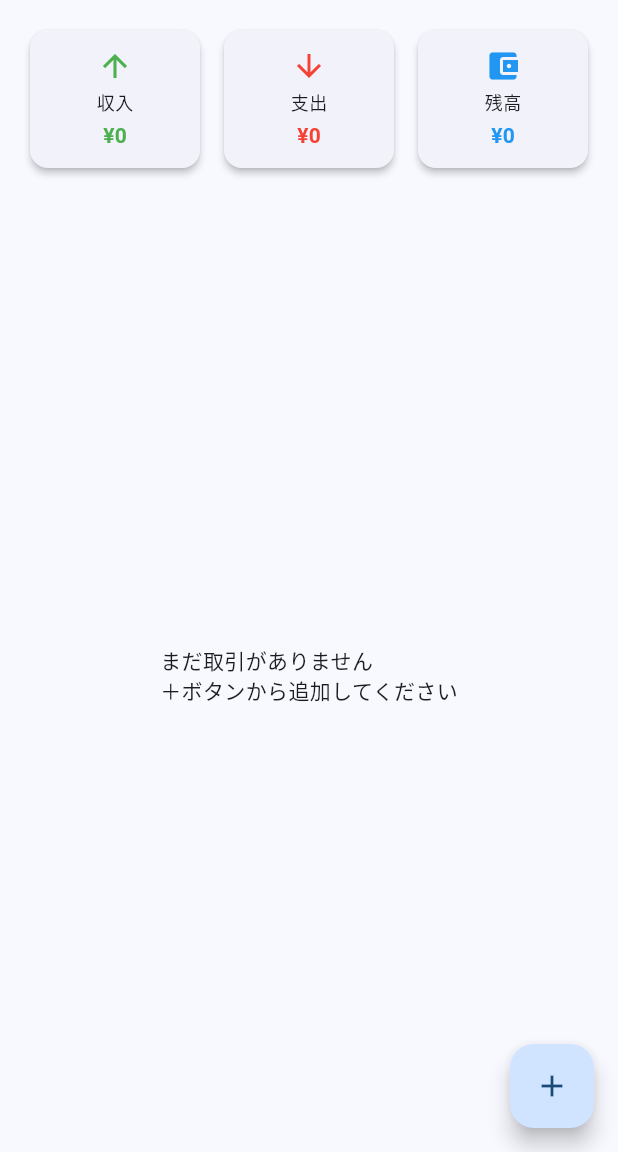
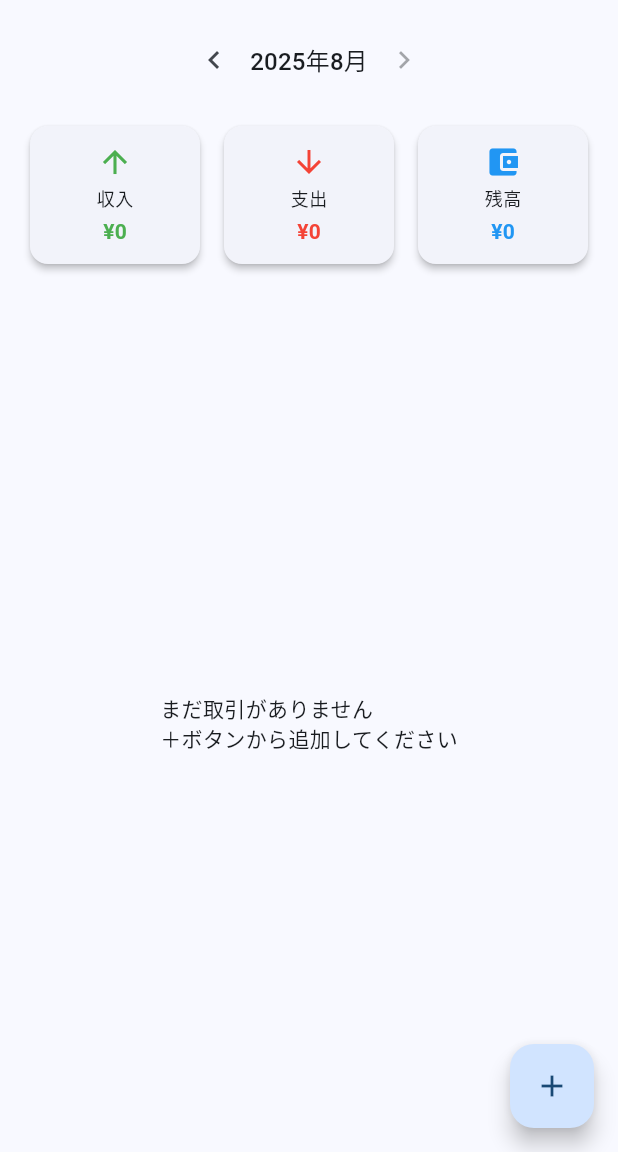
Before and after one commit to A-Minamizuka/kakeibo_app, a Flutter app: the screen it shows after launch, on a phone screen of 412 x 824 dp, the part 84-1236 px from its top. Run offline on Flutter 3.47's test engine with Material 3 defaults, Android fonts, the phone set to English and light mode, and no system bars; our stand-ins replace fl_chart, sqflite, sqflite_common_ffi; accounts and stored records are empty.

```diff
--- a/lib/database/database_helper.dart
+++ b/lib/database/database_helper.dart
@@ -1,6 +1,9 @@
 import 'dart:async';
+import 'dart:io';
+import 'package:flutter/foundation.dart';
 import 'package:path/path.dart';
 import 'package:sqflite/sqflite.dart';
+import 'package:sqflite_common_ffi/sqflite_ffi.dart';
 import '../models/transaction.dart' as models;
 
 // データベース操作を管理するクラス
@@ -19,7 +22,14 @@ class DatabaseHelper {
   factory DatabaseHelper() => _instance;
 
   // プライベートコンストラクタ：外部からの直接インスタンス化を防ぐ
-  DatabaseHelper._internal();
+  DatabaseHelper._internal() {
+    // デスクトップ環境やテスト環境ではsqflite_common_ffiを使用して初期化
+    if (!kIsWeb &&
+        (Platform.isLinux || Platform.isWindows || Platform.isMacOS)) {
+      sqfliteFfiInit();
+      databaseFactory = databaseFactoryFfi;
+    }
+  }
 
   // データベースインスタンスを保存する変数
   // null許可型（?）：初期状態ではnull、初期化後にDatabaseインスタンスを格納
--- a/lib/providers/transaction_provider.dart
+++ b/lib/providers/transaction_provider.dart
@@ -14,10 +14,14 @@ class TransactionProvider with ChangeNotifier {
   final DatabaseHelper _db = DatabaseHelper();
 
   // アンダースコア（_）で始まる変数はプライベート（外部からアクセス不可）
-  List<Transaction> _transactions = []; // 今月の取引一覧
-  double _thisMonthIncome = 0.0; // 今月の収入合計
-  double _thisMonthExpense = 0.0; // 今月の支出合計
+  List<Transaction> _transactions = []; // 選択中の月の取引一覧
+  double _monthlyIncome = 0.0; // 選択中の月の収入合計
+  double _monthlyExpense = 0.0; // 選択中の月の支出合計
   Map<String, double> _expenseByCategory = {}; // カテゴリ別支出
+
+  // 表示する年と月（初期値は現在）
+  int _selectedYear = DateTime.now().year;
+  int _selectedMonth = DateTime.now().month;
 
   // =============================================================================
   // パブリックgetters（外部からの読み取り専用アクセス）
@@ -26,15 +30,25 @@ class TransactionProvider with ChangeNotifier {
   // 取引一覧を取得（読み取り専用）
   List<Transaction> get transactions => _transactions;
 
-  // 今月の収入を取得
-  double get thisMonthIncome => _thisMonthIncome;
+  // 選択中の年と月を取得
+  int get selectedYear => _selectedYear;
+  int get selectedMonth => _selectedMonth;
 
-  // 今月の支出を取得
-  double get thisMonthExpense => _thisMonthExpense;
+  // 選択中の月の収入を取得
+  double get monthlyIncome => _monthlyIncome;
 
-  // 今月の残高を計算（収入 - 支出）
+  // 選択中の月の支出を取得
+  double get monthlyExpense => _monthlyExpense;
+
+  // 選択中の月の残高を計算（収入 - 支出）
   // 計算プロパティ：呼び出し時に動的に計算される
-  double get thisMonthBalance => _thisMonthIncome - _thisMonthExpense;
+  double get monthlyBalance => _monthlyIncome - _monthlyExpense;
+
+  // 現在の月を表示しているかどうか
+  bool get isCurrentMonth {
+    final now = DateTime.now();
+    return _selectedYear == now.year && _selectedMonth == now.month;
+  }
 
   // カテゴリ別支出を取得
   Map<String, double> get expenseByCategory => _expenseByCategory;
@@ -46,16 +60,16 @@ class TransactionProvider with ChangeNotifier {
   // 初期化処理：今月のデータを読み込み
   // アプリ起動時やデータ更新後に呼び出される
   Future<void> loadTransactions() async {
-    final now = DateTime.now();
-
-    // 今月の取引データを取得
-    _transactions = await _db.getTransactionsByMonth(now.year, now.month);
+    // 選択中の月の取引データを取得
+    _transactions =
+        await _db.getTransactionsByMonth(_selectedYear, _selectedMonth);
 
     // 月別サマリー（収入・支出）を読み込み
     await _loadMonthlySummary();
 
     // カテゴリ別支出を読み込み
-    _expenseByCategory = await _db.getExpensesByCategory(now.year, now.month);
+    _expenseByCategory =
+        await _db.getExpensesByCategory(_selectedYear, _selectedMonth);
 
     // 状態変更をUI（リスナー）に通知
     // この呼び出しによりConsumer<TransactionProvider>で包まれたウィジェットが再ビルドされる
@@ -64,13 +78,13 @@ class TransactionProvider with ChangeNotifier {
 
   // 月別サマリーを読み込み（プライベートヘルパーメソッド）
   Future<void> _loadMonthlySummary() async {
-    final now = DateTime.now();
-    // データベースから今月のサマリーを取得
-    final summary = await _db.getMonthlySummary(now.year, now.month);
+    // データベースから選択中の月のサマリーを取得
+    final summary =
+        await _db.getMonthlySummary(_selectedYear, _selectedMonth);
 
     // null合体演算子（??）：左辺がnullの場合に右辺の値を使用
-    _thisMonthIncome = summary['income'] ?? 0.0;
-    _thisMonthExpense = summary['expense'] ?? 0.0;
+    _monthlyIncome = summary['income'] ?? 0.0;
+    _monthlyExpense = summary['expense'] ?? 0.0;
   }
 
   // =============================================================================
@@ -110,6 +124,28 @@ class TransactionProvider with ChangeNotifier {
 
     // データを再読み込みして表示を更新
     await loadTransactions();
+  }
+
+  // 表示月を前月に変更
+  void previousMonth() {
+    if (_selectedMonth == 1) {
+      _selectedYear--;
+      _selectedMonth = 12;
+    } else {
+      _selectedMonth--;
+    }
+    loadTransactions();
+  }
+
+  // 表示月を翌月に変更
+  void nextMonth() {
+    if (_selectedMonth == 12) {
+      _selectedYear++;
+      _selectedMonth = 1;
+    } else {
+      _selectedMonth++;
+    }
+    loadTransactions();
   }
 }
 
--- a/lib/screens/home_screen.dart
+++ b/lib/screens/home_screen.dart
@@ -45,7 +45,10 @@ class HomeScreen extends StatelessWidget {
         builder: (context, provider, child) {
           return Column(
             children: [
-              // サマリーカード：今月の収支を表示
+              // 月切り替えセレクタ
+              _buildMonthSelector(context, provider),
+
+              // サマリーカード：選択中の月の収支を表示
               _buildSummaryCards(context, provider),
 
               // 取引履歴リスト：残りのスペースを使用
@@ -74,6 +77,40 @@ class HomeScreen extends StatelessWidget {
   }
 
   // =============================================================================
+  // 月切り替えウィジェット
+  // =============================================================================
+
+  Widget _buildMonthSelector(
+    BuildContext context,
+    TransactionProvider provider,
+  ) {
+    final label = '${provider.selectedYear}年${provider.selectedMonth}月';
+    return Padding(
+      padding: const EdgeInsets.only(top: 16),
+      child: Row(
+        mainAxisAlignment: MainAxisAlignment.center,
+        children: [
+          IconButton(
+            icon: const Icon(Icons.chevron_left),
+            onPressed: () {
+              provider.previousMonth();
+            },
+          ),
+          Text(label, style: Theme.of(context).textTheme.titleMedium),
+          IconButton(
+            icon: const Icon(Icons.chevron_right),
+            onPressed: provider.isCurrentMonth
+                ? null
+                : () {
+                    provider.nextMonth();
+                  },
+          ),
+        ],
+      ),
+    );
+  }
+
+  // =============================================================================
   // サマリーカード作成メソッド
   // =============================================================================
 
@@ -94,7 +131,7 @@ class HomeScreen extends StatelessWidget {
             child: _buildSummaryCard(
               context,
               '収入',
-              '¥${formatter.format(provider.thisMonthIncome)}',
+              '¥${formatter.format(provider.monthlyIncome)}',
               Colors.green, // 収入は緑色
               Icons.arrow_upward, // 上向き矢印
             ),
@@ -104,7 +141,7 @@ class HomeScreen extends StatelessWidget {
             child: _buildSummaryCard(
               context,
               '支出',
-              '¥${formatter.format(provider.thisMonthExpense)}',
+              '¥${formatter.format(provider.monthlyExpense)}',
               Colors.red, // 支出は赤色
               Icons.arrow_downward, // 下向き矢印
             ),
@@ -114,9 +151,9 @@ class HomeScreen extends StatelessWidget {
             child: _buildSummaryCard(
               context,
               '残高',
-              '¥${formatter.format(provider.thisMonthBalance)}',
+              '¥${formatter.format(provider.monthlyBalance)}',
               // 三項演算子：残高がマイナスの場合はオレンジ、プラスは青
-              provider.thisMonthBalance >= 0 ? Colors.blue : Colors.orange,
+              provider.monthlyBalance >= 0 ? Colors.blue : Colors.orange,
               Icons.account_balance_wallet, // 財布アイコン
             ),
           ),
--- a/pubspec.yaml
+++ b/pubspec.yaml
@@ -14,6 +14,7 @@ dependencies:
   cupertino_icons: ^1.0.8
   provider: ^6.1.1
   sqflite: ^2.3.0
+  sqflite_common_ffi: ^2.3.0
   path: ^1.8.3
   shared_preferences: ^2.2.2
   fl_chart: ^0.64.0
```
Also changed, not shown: lib/screens/chart_screen.dart (+6 -6 lines), 1 other file.
